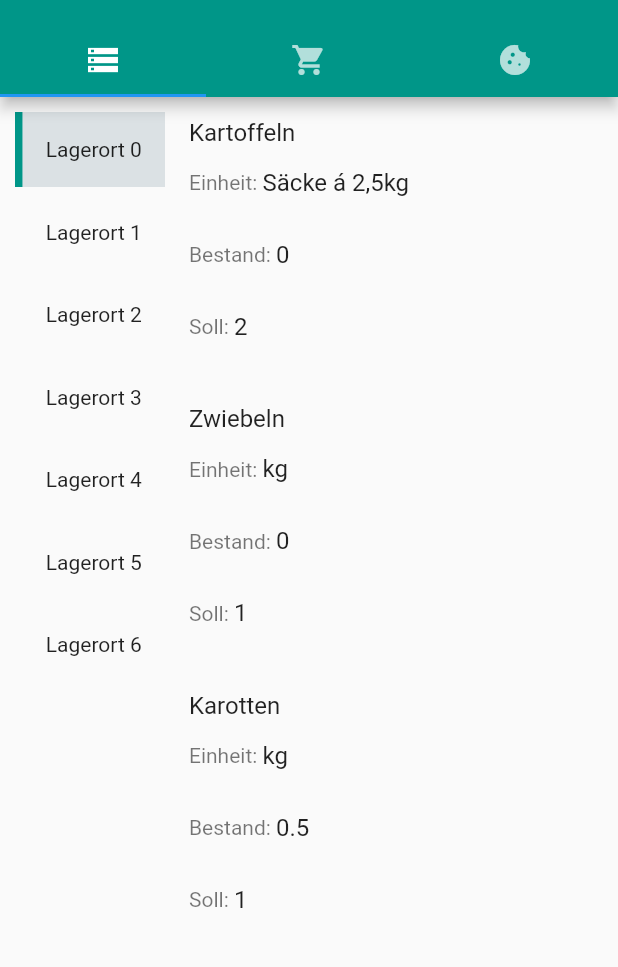
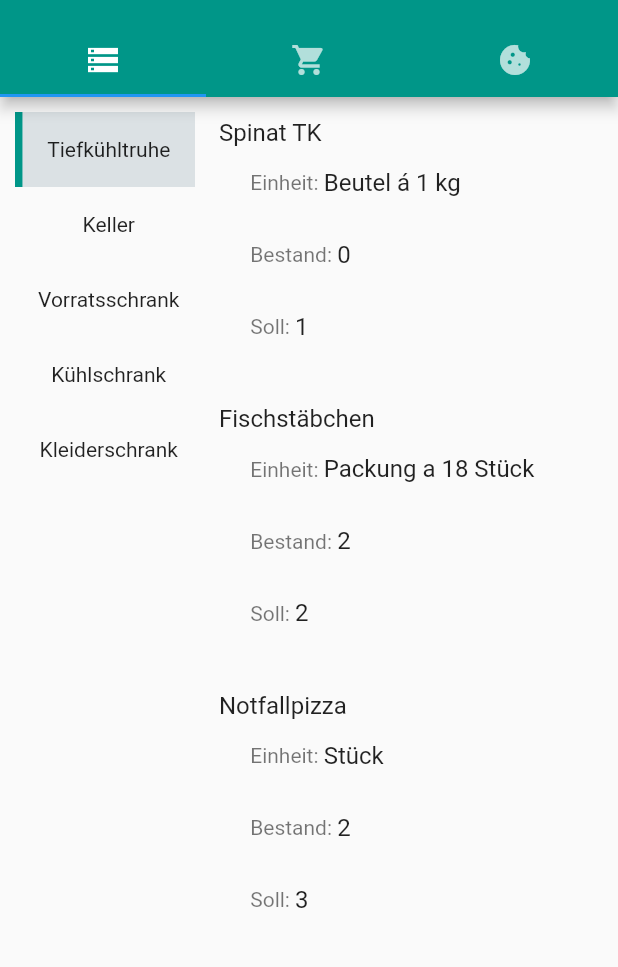
Before and after one commit to tenbuschs/tenki, a Flutter app: the screen it shows after launch, on a phone screen of 412 x 824 dp, the part 59-1026 px from its top. Run offline on Flutter 3.47's test engine with Material 2 defaults, Android fonts, the phone set to English and light mode, and no system bars.

Commit message:
dynamic storage Lists from exampleData
solved error in widget_test.dart and implemented the automatic List-Builder for different storage locations and their items

```diff
--- a/lib/gui_storage.dart
+++ b/lib/gui_storage.dart
@@ -1,86 +1,5 @@
 import 'package:flutter/material.dart';
 
-
-class VerticalTabBar extends StatefulWidget {
-  const VerticalTabBar({Key? key}) : super(key: key);
-
-  @override
-  _VerticalTabBarState createState() => _VerticalTabBarState();
-  }
-
-
-class _VerticalTabBarState extends State<VerticalTabBar> {
-
-  int selectedIndex = 0;
-  PageController _pageController = PageController();
-  int pagesCount=7;
-
-  @override
-  Widget build(BuildContext context) {
-    return Scaffold(
-      body: SafeArea(
-        child: Row(
-          children: [
-            SizedBox(
-              width: 100,
-              child: ListView.separated(
-                itemCount: pagesCount,
-                separatorBuilder: (BuildContext context, int index){
-                  return SizedBox(height: 5);
-                },
-                itemBuilder: (BuildContext context, int index){
-                  return GestureDetector(
-                    onTap: (){
-                      setState((){
-                      selectedIndex = index;
-                      _pageController.jumpToPage(index);
-                    });
-                    },
-                    child: Container(
-                    child: Row(
-                      children: [
-                        AnimatedContainer(
-                          duration: Duration(milliseconds: 400),
-                          height: (selectedIndex == index) ? 50 : 0,
-                          width: 5,
-                          color: Colors.teal,
-                        ),
-                        Expanded(
-                          child: AnimatedContainer(
-                            alignment: Alignment.center,
-                            duration: Duration(milliseconds: 500),
-                            height: 50,
-                            color: (selectedIndex == index) ? Colors.blueGrey.withOpacity(0.2) : Colors.transparent,
-                            child: Padding(
-                              padding: const EdgeInsets.symmetric(vertical:0, horizontal:5),
-                              child: Text('Lagerort $index'),
-                            ),
-                        ))
-                      ],
-                    ),
-                    ),
-                  );
-                },
-                ),
-               ),
-              Expanded(
-                child: Container(
-                  child: PageView(
-                    controller: _pageController,
-                    children: [
-                          Container(
-                            child:  storageTabContent(),
-                          )
-                    ],
-                  ),
-                )
-              )
-          ],
-        ),
-      ),
-    );
-  }
-}
 
 //Beispieldaten Lagerbestand
 Map<String, dynamic> storageMap = {
@@ -181,22 +100,142 @@ Map<String, dynamic> storageMap = {
       "stockQuantity": 2,
       "buyQuantity": 1,
     },
+    {
+      "name": "Tomaten, gehackt",
+      "location": "Vorratsschrank",
+      "unit": "Dosen",
+      "targetQuantity": 3,
+      "stockQuantity": 3,
+      "buyQuantity": 0,
+    },
+
+    {
+      "name": "Lösch mich, drück 'x'",
+      "location": "Kleiderschrank",
+      "unit": "Testeinheit",
+      "targetQuantity": 1,
+      "stockQuantity": 1,
+      "buyQuantity": 0,
+    },
   ],
 };
 
 
+class VerticalTabBar extends StatefulWidget {
+  const VerticalTabBar({Key? key}) : super(key: key);
+
+  @override
+  _VerticalTabBarState createState() => _VerticalTabBarState();
+  }
+
+
+class _VerticalTabBarState extends State<VerticalTabBar> {
+
+  int selectedIndex = 0;
+  PageController _pageController = PageController();
+
+  Set<String> locations = {};
+
+
+  void initState() {
+    super.initState();
+
+    // iterate over the list of items and collect the unique locations in a set
+    for (var item in storageMap["items"]) {
+      locations.add(item["location"]);
+    }
+  }
+
+
+
+  @override
+  Widget build(BuildContext context) {
+    return Scaffold(
+      body: SafeArea(
+        child: Row(
+          children: [
+            SizedBox(
+                width: 120,
+                child:  ListView.builder(
+                  itemCount: locations.length,
+                  itemBuilder: (BuildContext context, int index) {
+                    String location = locations.elementAt(index);
+                    return GestureDetector(
+                      onTap: (){
+                        setState((){
+                          selectedIndex = index;
+                          _pageController.jumpToPage(index);
+                        });
+                      },
+                      child: Container(
+                        child: Row(
+                          children: [
+                            AnimatedContainer(
+                              duration: Duration(milliseconds: 400),
+                              height: (selectedIndex == index) ? 50 : 0,
+                              width: 5,
+                              color: Colors.teal,
+                            ),
+                            Expanded(
+                                child: AnimatedContainer(
+                                  alignment: Alignment.center,
+                                  duration: Duration(milliseconds: 500),
+                                  height: 50,
+                                  color: (selectedIndex == index) ? Colors.blueGrey.withOpacity(0.2) : Colors.transparent,
+                                  child: Padding(
+                                    padding: const EdgeInsets.symmetric(vertical:0, horizontal:5),
+                                    child: Text(location),
+                                  ),
+                                ))
+                          ],
+                        ),
+                      ),
+                    );
+                  },
+                ),
+            ),
+            Expanded(
+              child: Container(
+                child: PageView(
+                  controller: _pageController,
+                  children: [
+                        Container(
+                          child:  storageTabContent(location: locations.elementAt(selectedIndex)),
+                        )
+                  ],
+                ),
+              )
+            )
+          ],
+        ),
+      ),
+    );
+  }
+}
+
+
 
 // Baut den Inhalt der Lagerorte
+class storageTabContent extends StatefulWidget {
+  String location='as';
 
-class storageTabContent extends StatefulWidget {
+  storageTabContent({this.location=''});
+
   @override
   _storageTabContentState createState() => _storageTabContentState();
 }
 
 class _storageTabContentState extends State<storageTabContent> {
-  final List<Map<String, dynamic>> _items = storageMap['items']
-      .where((item) => item['location'] == 'Keller')
-      .toList();
+  List<Map<String, dynamic>> _items = [];
+
+  @override
+  void initState() {
+    super.initState();
+    _items = storageMap['items']
+        .where((item) => item['location'] == widget.location)
+        .toList();
+  }
+
 
   @override
   Widget build(BuildContext context) {
@@ -211,7 +250,7 @@ class _storageTabContentState extends State<storageTabContent> {
             children: [
               Row(
                 children: [
-                  Text('Einheit: '),
+                  Text('      Einheit: '),
                   Expanded(
                     child: TextFormField(
                       initialValue: item['unit'].toString(),
@@ -226,7 +265,7 @@ class _storageTabContentState extends State<storageTabContent> {
               ),
               Row(
                 children: [
-                  Text('Bestand: '),
+                  Text('      Bestand: '),
                   Expanded(
                     child: TextFormField(
                       initialValue: item['stockQuantity'].toString(),
@@ -243,7 +282,7 @@ class _storageTabContentState extends State<storageTabContent> {
               ),
               Row(
                 children: [
-                  Text('Soll: '),
+                  Text('      Soll: '),
                   Expanded(
                     child: TextFormField(
                       initialValue: item['targetQuantity'].toString(),
```
Also changed, not shown: 1 other file.
